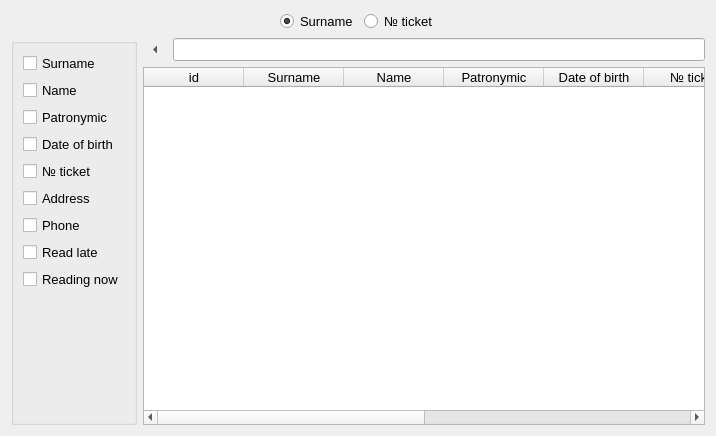
Qt form librarian/searchReaders.ui (Skyrim78/Librarian) before a commit.
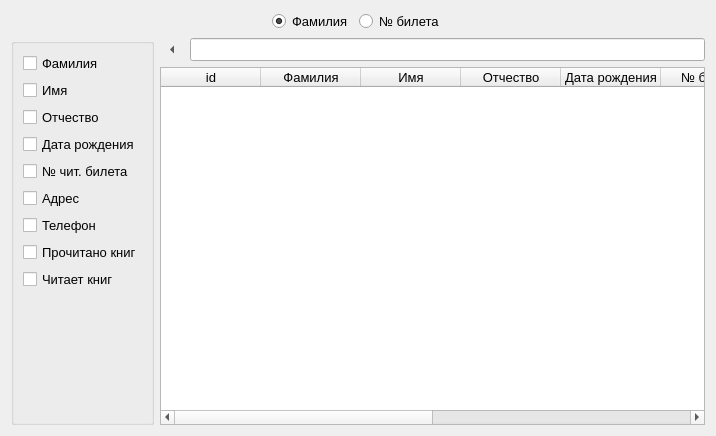
The same form after that commit.

Commit message:
print and save reports and search results
Все переведено на русский.
Результаты поиска и отчеты можно печатать и сохранять в html.

What changed in the file:
```diff
--- a/librarian/searchReaders.ui
+++ b/librarian/searchReaders.ui
@@ -39,7 +39,7 @@
        <item>
         <widget class="QRadioButton" name="radioButton_fam">
          <property name="text">
-          <string>Surname</string>
+          <string>Фамилия</string>
          </property>
          <property name="checked">
           <bool>true</bool>
@@ -49,7 +49,7 @@
        <item>
         <widget class="QRadioButton" name="radioButton_num">
          <property name="text">
-          <string>№ ticket</string>
+          <string>№ билета</string>
          </property>
         </widget>
        </item>
@@ -81,63 +81,63 @@
             <item>
              <widget class="QCheckBox" name="checkBox_fam">
               <property name="text">
-               <string>Surname</string>
+               <string>Фамилия</string>
               </property>
              </widget>
             </item>
             <item>
              <widget class="QCheckBox" name="checkBox_ima">
               <property name="text">
-               <string>Name</string>
+               <string>Имя</string>
               </property>
              </widget>
             </item>
             <item>
              <widget class="QCheckBox" name="checkBox_otc">
               <property name="text">
-               <string>Patronymic</string>
+               <string>Отчество</string>
               </property>
              </widget>
             </item>
             <item>
              <widget class="QCheckBox" name="checkBox_date_r">
               <property name="text">
-               <string>Date of birth</string>
+               <string>Дата рождения</string>
               </property>
              </widget>
             </item>
             <item>
              <widget class="QCheckBox" name="checkBox_num">
               <property name="text">
-               <string>№ ticket</string>
+               <string>№ чит. билета</string>
               </property>
              </widget>
             </item>
             <item>
              <widget class="QCheckBox" name="checkBox_address">
               <property name="text">
-               <string>Address</string>
+               <string>Адрес</string>
               </property>
              </widget>
             </item>
             <item>
              <widget class="QCheckBox" name="checkBox_phone">
               <property name="text">
-               <string>Phone</string>
+               <string>Телефон</string>
               </property>
              </widget>
             </item>
             <item>
              <widget class="QCheckBox" name="checkBox_readed">
               <property name="text">
-               <string>Read late</string>
+               <string>Прочитано книг</string>
               </property>
              </widget>
             </item>
             <item>
              <widget class="QCheckBox" name="checkBox_reading">
               <property name="text">
-               <string>Reading now</string>
+               <string>Читает книг</string>
               </property>
              </widget>
             </item>
@@ -214,47 +214,47 @@
            </column>
            <column>
             <property name="text">
-             <string>Surname</string>
+             <string>Фамилия</string>
             </property>
            </column>
            <column>
             <property name="text">
-             <string>Name</string>
+             <string>Имя</string>
             </property>
            </column>
            <column>
             <property name="text">
-             <string>Patronymic</string>
+             <string>Отчество</string>
             </property>
            </column>
            <column>
             <property name="text">
-             <string>Date of birth</string>
+             <string>Дата рождения</string>
             </property>
            </column>
            <column>
             <property name="text">
-             <string>№ ticket</string>
+             <string>№ билета</string>
             </property>
            </column>
            <column>
             <property name="text">
-             <string>Address</string>
+             <string>Адрес</string>
             </property>
            </column>
            <column>
             <property name="text">
-             <string>Phone</string>
+             <string>Телефон</string>
             </property>
            </column>
            <column>
             <property name="text">
-             <string>Read late</string>
+             <string>Прочитано книг</string>
             </property>
            </column>
            <column>
             <property name="text">
-             <string>Reading now</string>
+             <string>Читает книг</string>
             </property>
            </column>
           </widget>
```
Left out of the diff: 2 changed lines with no effect on the pictures. The commit also changes 22 other files.
